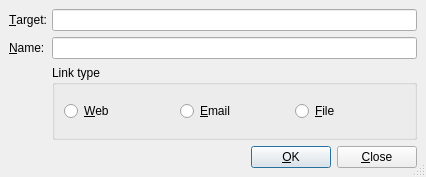
The window that src/frontends/qt4/ui/HyperlinkUi.ui (cburschka/lyx) describes before a commit, drawn with Qt 5.
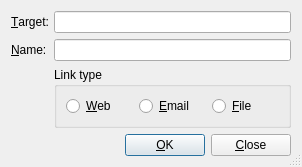
The same window after the commit.

```diff
--- a/src/frontends/qt4/ui/HyperlinkUi.ui
+++ b/src/frontends/qt4/ui/HyperlinkUi.ui
@@ -1,12 +1,12 @@
 <ui version="4.0" >
  <class>HyperlinkUi</class>
- <widget class="QDialog" name="HyperlinkUi" >
-  <property name="geometry" >
+ <widget class="QDialog" name="HyperlinkUi">
+  <property name="geometry">
    <rect>
     <x>0</x>
     <y>0</y>
-    <width>426</width>
-    <height>177</height>
+    <width>302</width>
+    <height>151</height>
    </rect>
   </property>
   <property name="windowTitle" >
@@ -15,31 +15,65 @@
   <property name="sizeGripEnabled" >
    <bool>true</bool>
   </property>
-  <layout class="QGridLayout" >
-   <property name="margin" >
-    <number>9</number>
-   </property>
-   <property name="spacing" >
-    <number>6</number>
-   </property>
-   <item row="2" column="1" >
-    <widget class="QGroupBox" name="typeGB" >
-     <property name="toolTip" >
+  <layout class="QGridLayout" name="gridLayout">
+   <item row="0" column="0">
+    <widget class="QLabel" name="targetLA">
+     <property name="toolTip">
+      <string>URL</string>
+     </property>
+     <property name="text">
+      <string>&amp;Target:</string>
+     </property>
+     <property name="buddy">
+      <cstring>targetED</cstring>
+     </property>
+    </widget>
+   </item>
+   <item row="0" column="1">
+    <widget class="QLineEdit" name="targetED">
+     <property name="toolTip">
+      <string>URL</string>
+     </property>
+    </widget>
+   </item>
+   <item row="1" column="0">
+    <widget class="QLabel" name="nameLA">
+     <property name="toolTip">
+      <string>Name associated with the URL</string>
+     </property>
+     <property name="text">
+      <string>&amp;Name:</string>
+     </property>
+     <property name="buddy">
+      <cstring>nameED</cstring>
+     </property>
+    </widget>
+   </item>
+   <item row="1" column="1">
+    <widget class="QLineEdit" name="nameED">
+     <property name="toolTip">
+      <string>Name associated with the URL</string>
+     </property>
+    </widget>
+   </item>
+   <item row="2" column="1">
+    <widget class="QGroupBox" name="typeGB">
+     <property name="toolTip">
       <string>Specify the link target</string>
      </property>
      <property name="title" >
       <string>Link type</string>
      </property>
-     <layout class="QHBoxLayout" >
-      <property name="margin" >
-       <number>9</number>
-      </property>
-      <property name="spacing" >
+     <layout class="QHBoxLayout">
+      <property name="spacing">
        <number>6</number>
       </property>
+      <property name="margin">
+       <number>9</number>
+      </property>
       <item>
-       <widget class="QRadioButton" name="webRB" >
-        <property name="toolTip" >
+       <widget class="QRadioButton" name="webRB">
+        <property name="toolTip">
          <string>Link to the web or to every other target</string>
         </property>
         <property name="text" >
@@ -48,8 +82,8 @@
        </widget>
       </item>
       <item>
-       <widget class="QRadioButton" name="emailRB" >
-        <property name="toolTip" >
+       <widget class="QRadioButton" name="emailRB">
+        <property name="toolTip">
          <string>Link to an email address</string>
         </property>
         <property name="text" >
@@ -58,8 +92,8 @@
        </widget>
       </item>
       <item>
-       <widget class="QRadioButton" name="fileRB" >
-        <property name="toolTip" >
+       <widget class="QRadioButton" name="fileRB">
+        <property name="toolTip">
          <string>Link to a file</string>
         </property>
         <property name="text" >
@@ -70,54 +104,14 @@
      </layout>
     </widget>
    </item>
-   <item row="0" column="1" >
-    <widget class="QLineEdit" name="targetED" >
-     <property name="toolTip" >
-      <string>URL</string>
-     </property>
-    </widget>
-   </item>
-   <item row="1" column="1" >
-    <widget class="QLineEdit" name="nameED" >
-     <property name="toolTip" >
-      <string>Name associated with the URL</string>
-     </property>
-    </widget>
-   </item>
-   <item row="0" column="0" >
-    <widget class="QLabel" name="targetLA" >
-     <property name="toolTip" >
-      <string>URL</string>
-     </property>
-     <property name="text" >
-      <string>&amp;Target:</string>
-     </property>
-     <property name="buddy" >
-      <cstring>targetED</cstring>
-     </property>
-    </widget>
-   </item>
-   <item row="1" column="0" >
-    <widget class="QLabel" name="nameLA" >
-     <property name="toolTip" >
-      <string>Name associated with the URL</string>
-     </property>
-     <property name="text" >
-      <string>&amp;Name:</string>
-     </property>
-     <property name="buddy" >
-      <cstring>nameED</cstring>
-     </property>
-    </widget>
-   </item>
-   <item row="3" column="0" colspan="2" >
-    <layout class="QHBoxLayout" >
-     <property name="margin" >
-      <number>0</number>
-     </property>
-     <property name="spacing" >
+   <item row="3" column="0" colspan="2">
+    <layout class="QHBoxLayout">
+     <property name="spacing">
       <number>6</number>
      </property>
+     <property name="margin">
+      <number>0</number>
+     </property>
      <item>
       <spacer>
        <property name="orientation" >
@@ -135,8 +129,8 @@
       </spacer>
      </item>
      <item>
-      <widget class="QPushButton" name="okPB" >
-       <property name="text" >
+      <widget class="QPushButton" name="okPB">
+       <property name="text">
         <string>&amp;OK</string>
        </property>
        <property name="autoDefault" >
@@ -148,8 +142,8 @@
       </widget>
      </item>
      <item>
-      <widget class="QPushButton" name="closePB" >
-       <property name="text" >
+      <widget class="QPushButton" name="closePB">
+       <property name="text">
         <string>&amp;Close</string>
        </property>
        <property name="autoDefault" >
```
Left out of the diff: 28 changed lines with no effect on the pictures.
